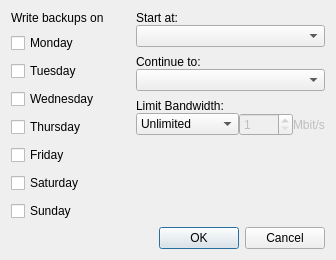
This is client/src/ui/dialogs/backup_schedule_dialog.ui in networkoptix/nx_open as Qt 5 draws it before an edit. The edited form follows.
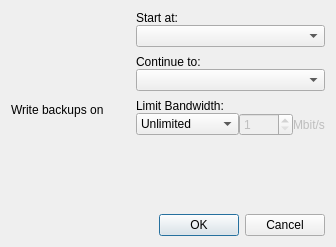
This is the edited form.

Commit message:
VMS-1217: Rework backup schedule dialog
<==== Mercurial data ====>
Branch: dev_2.5.0_gui

```diff
--- a/client/src/ui/dialogs/backup_schedule_dialog.ui
+++ b/client/src/ui/dialogs/backup_schedule_dialog.ui
@@ -31,68 +31,6 @@
          </property>
         </widget>
        </item>
-       <item>
-        <widget class="QCheckBox" name="checkBox1">
-         <property name="text">
-          <string>Monday</string>
-         </property>
-        </widget>
-       </item>
-       <item>
-        <widget class="QCheckBox" name="checkBox2">
-         <property name="text">
-          <string>Tuesday</string>
-         </property>
-        </widget>
-       </item>
-       <item>
-        <widget class="QCheckBox" name="checkBox3">
-         <property name="text">
-          <string>Wednesday</string>
-         </property>
-        </widget>
-       </item>
-       <item>
-        <widget class="QCheckBox" name="checkBox4">
-         <property name="text">
-          <string>Thursday</string>
-         </property>
-        </widget>
-       </item>
-       <item>
-        <widget class="QCheckBox" name="checkBox5">
-         <property name="text">
-          <string>Friday</string>
-         </property>
-        </widget>
-       </item>
-       <item>
-        <widget class="QCheckBox" name="checkBox6">
-         <property name="text">
-          <string>Saturday</string>
-         </property>
-        </widget>
-       </item>
-       <item>
-        <widget class="QCheckBox" name="checkBox7">
-         <property name="text">
-          <string>Sunday</string>
-         </property>
-        </widget>
-       </item>
-       <item>
-        <spacer name="verticalSpacer_2">
-         <property name="orientation">
-          <enum>Qt::Vertical</enum>
-         </property>
-         <property name="sizeHint" stdset="0">
-          <size>
-           <width>20</width>
-           <height>40</height>
-          </size>
-         </property>
-        </spacer>
-       </item>
       </layout>
      </item>
      <item>
```
Left out of the diff: 2 changed lines with no effect on the pictures. The commit also changes 5 other files.
